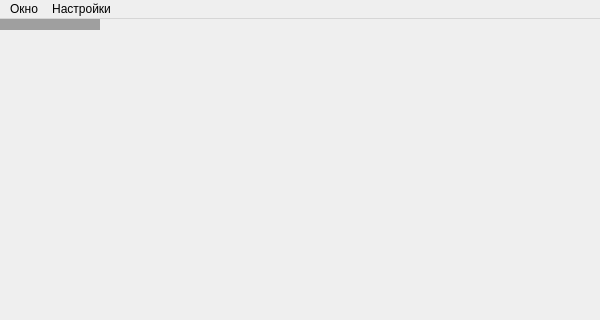
Qt form uisrc/window/general.ui (StarterCraft/leafyy) before a commit; both pictures show x 0 to 600 and y 0 to 320 of the 600 by 600 pixel window.
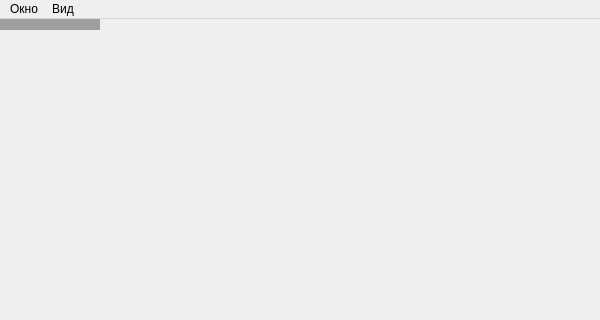
The same form after that commit.

The edit to the form file:
```diff
--- a/uisrc/window/general.ui
+++ b/uisrc/window/general.ui
@@ -55,16 +55,16 @@
     <addaction name="meiLog"/>
     <addaction name="separator"/>
    </widget>
-   <widget class="QMenu" name="meiSettings">
+   <widget class="QMenu" name="menuView">
     <property name="title">
-     <string>Настройки</string>
+     <string>Вид</string>
     </property>
     <addaction name="meiDevices"/>
     <addaction name="meiRules"/>
     <addaction name="meiKeys"/>
    </widget>
    <addaction name="meiWindow"/>
-   <addaction name="meiSettings"/>
+   <addaction name="menuView"/>
   </widget>
   <widget class="QStatusBar" name="statusbar"/>
   <action name="meiDevices">
```
Left out of the diff: 40 changed lines with no effect on the pictures.
